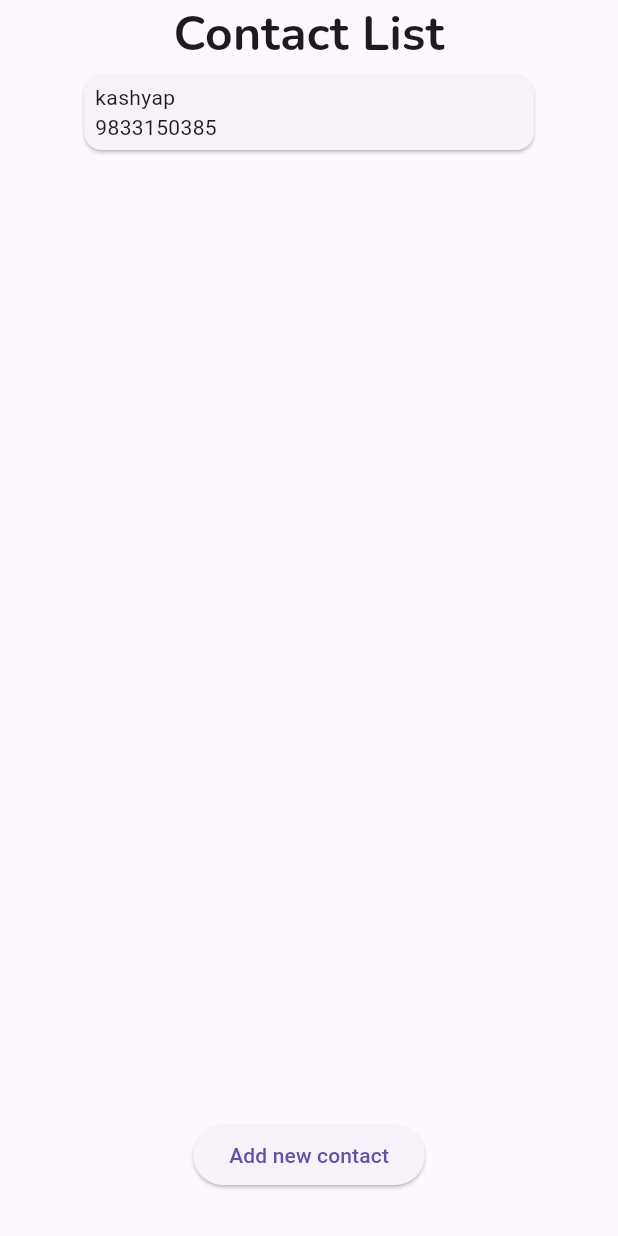
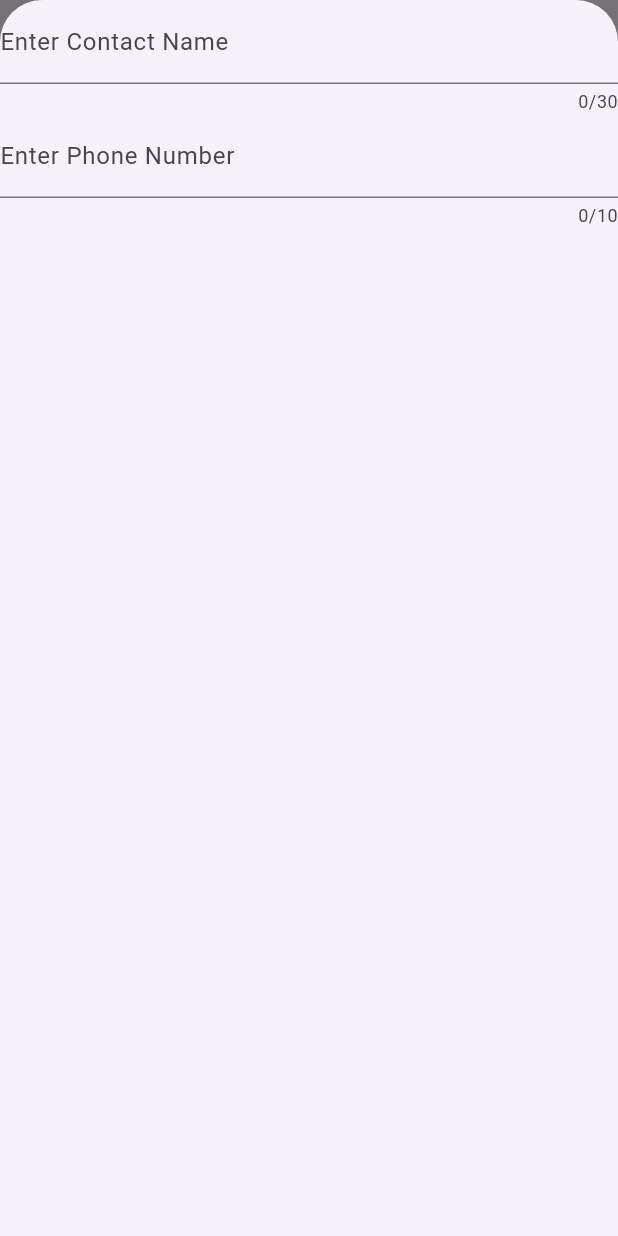
Before and after one commit to chetanyk655/Society, a Flutter app: the screen it shows after launch, after a tap on "Add new contact", on a phone screen of 412 x 824 dp. Run offline on Flutter 3.47's test engine with Material 3 defaults, Android fonts, the phone set to English and light mode, and no system bars; our stand-ins replace flutter_svg, google_fonts.

Commit message:
Contact Almost done

```diff
--- a/lib/member/contant_system/contact_list.dart
+++ b/lib/member/contant_system/contact_list.dart
@@ -1,9 +1,11 @@
 import 'package:first_app/member/contant_system/contactListView.dart';
+import 'package:first_app/member/contant_system/modal_overlay.dart';
 import 'package:first_app/member/contant_system/structure_for_contacts.dart';
 import 'package:flutter/material.dart';
 import 'package:google_fonts/google_fonts.dart';
 
 class ContactListDisplay extends StatefulWidget{
+  const ContactListDisplay({super.key});
   @override
   State<StatefulWidget> createState() {
     return _ContactListDisplayState();
@@ -14,6 +16,14 @@ class _ContactListDisplayState extends State<ContactListDisplay>{
   List<ContactList> contactList=[
     ContactList(contactName: 'kashyap', contactNumber: 9833150385),
   ];
+  void _openAddExpenseOverlay(){
+    showModalBottomSheet(
+      useSafeArea: true,
+      isScrollControlled: true,
+      context: context,
+      builder: (ctx) =>  ModalContact(),
+    );
+  }
   @override
   Widget build(BuildContext context) {
     return Column(
@@ -34,9 +44,8 @@ class _ContactListDisplayState extends State<ContactListDisplay>{
                         textAlign: TextAlign.center,
                         ),
               ),
-
               Expanded(child: ListedView(displayList: contactList),),
-              ElevatedButton(onPressed: (){}, child: const Text('Add new contact')),
+              ElevatedButton(onPressed: _openAddExpenseOverlay, child: const Text('Add new contact')),
               const SizedBox(height:30)
 
         ],);
--- /dev/null
+++ b/lib/member/contant_system/modal_overlay.dart
@@ -0,0 +1,45 @@
+import 'package:flutter/material.dart';
+
+class ModalContact extends StatefulWidget{
+  ModalContact({super.key});
+  @override
+  State<StatefulWidget> createState() {
+
+    return _ModalContactState();
+  }
+}
+
+class _ModalContactState extends State<ModalContact>{
+  final _nameController =TextEditingController();
+  final _numberController =TextEditingController();
+  @override
+  void dispose() {
+    _nameController.dispose();
+    _numberController.dispose();
+    super.dispose();
+  }
+
+  @override
+  Widget build(BuildContext context) {
+    return Column(
+      children: [
+        TextField(
+          controller: _nameController,
+          maxLength: 30,
+          decoration: const InputDecoration(
+            label: Text('Enter Contact Name')
+          ),
+        ),
+        TextField(
+          controller: _numberController,
+          maxLength: 10,
+          keyboardType: TextInputType.number,
+          decoration: const InputDecoration(
+            prefix: Text('+91 '),
+            label: Text('Enter Phone Number')
+          ),
+        ),
+      ],
+    );
+  }
+}
```
Also changed, not shown: 1 other file. Lines whose indentation alone changed are shown as unchanged.
